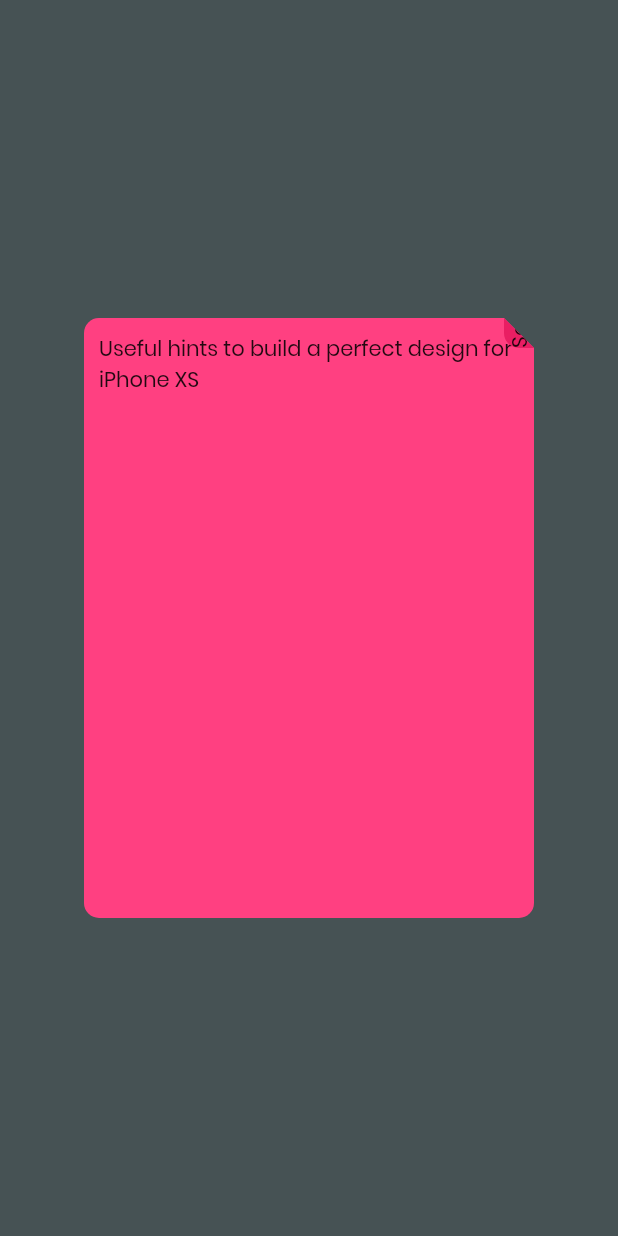
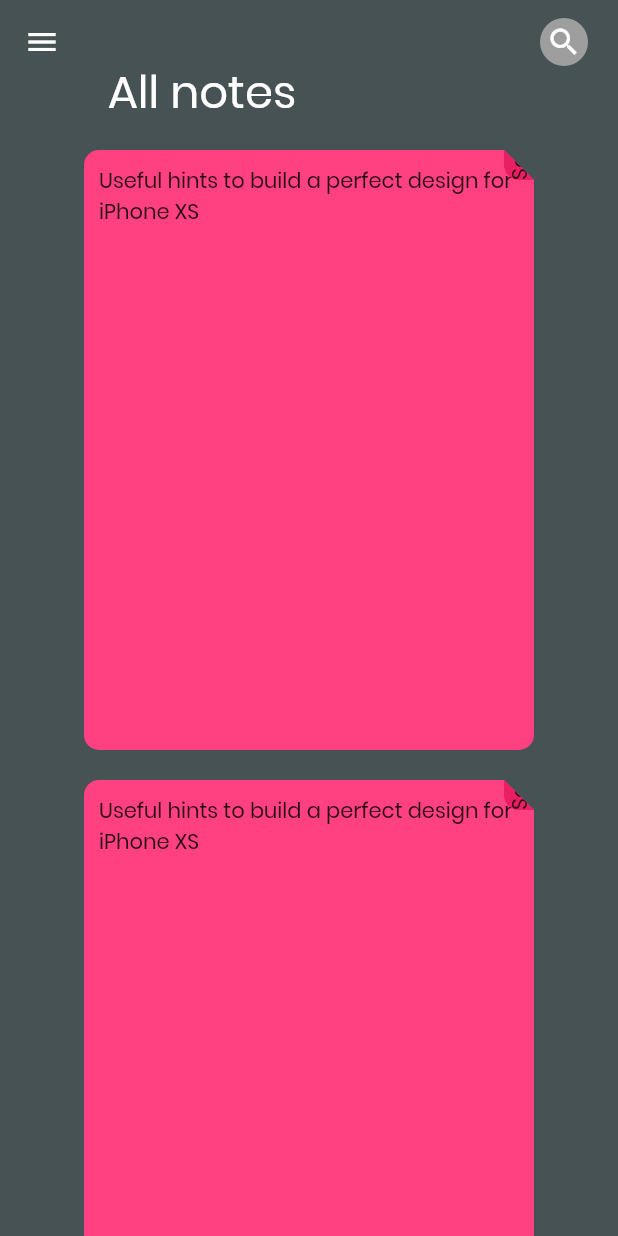
Before and after one commit to hipstermojo/flutter_fridays, a Flutter app: the screen it shows after launch, on a phone screen of 412 x 824 dp. Run offline on Flutter 3.47's test engine with Material 2 defaults, Android fonts, the phone set to English and light mode, and no system bars.

Commit message:
Add SliverAppBar and SliverList

```diff
--- a/sticky_notes/lib/main.dart
+++ b/sticky_notes/lib/main.dart
@@ -23,8 +23,46 @@ class MyApp extends StatelessWidget {
       ),
       home: Scaffold(
         backgroundColor: Color(0xFF465254),
-        body: Center(
-          child: FoldableCard(width: width, clipSize: clipSize, height: height),
+        body: CustomScrollView(
+          slivers: [
+            SliverAppBar(
+              elevation: 0.0,
+              expandedHeight: 100.0,
+              backgroundColor: Color(0xFF465254),
+              pinned: true,
+              leading: Icon(
+                Icons.menu,
+                color: Colors.white,
+              ),
+              flexibleSpace: FlexibleSpaceBar(
+                title: Text(
+                  "All notes",
+                  style: TextStyle(color: Colors.white),
+                ),
+              ),
+              actions: [
+                CircleAvatar(
+                  child: Icon(
+                    Icons.search,
+                    color: Colors.white,
+                  ),
+                  backgroundColor: Colors.grey,
+                  radius: 16.0,
+                ),
+                SizedBox(
+                  height: 20.0,
+                  width: 20.0,
+                )
+              ],
+            ),
+            SliverList(
+                delegate: SliverChildListDelegate(
+              List.filled(
+                  3,
+                  FoldableCard(
+                      width: width, clipSize: clipSize, height: height)),
+            ))
+          ],
         ),
       ),
     );
@@ -78,7 +116,10 @@ class _FoldableCardState extends State<FoldableCard>
 
   @override
   Widget build(BuildContext context) {
-    return Stack(
+    return Container(
+      margin: EdgeInsetsDirectional.only(bottom: 20.0),
+      alignment: Alignment.center,
+      child: Stack(
         overflow: Overflow.visible,
         alignment: Alignment.center,
         children: [
@@ -166,6 +207,7 @@ class _FoldableCardState extends State<FoldableCard>
             ),
           )
         ],
+      ),
     );
   }
 
```
Also changed, not shown: sticky_notes/pubspec.lock. Lines whose indentation alone changed are shown as unchanged.
